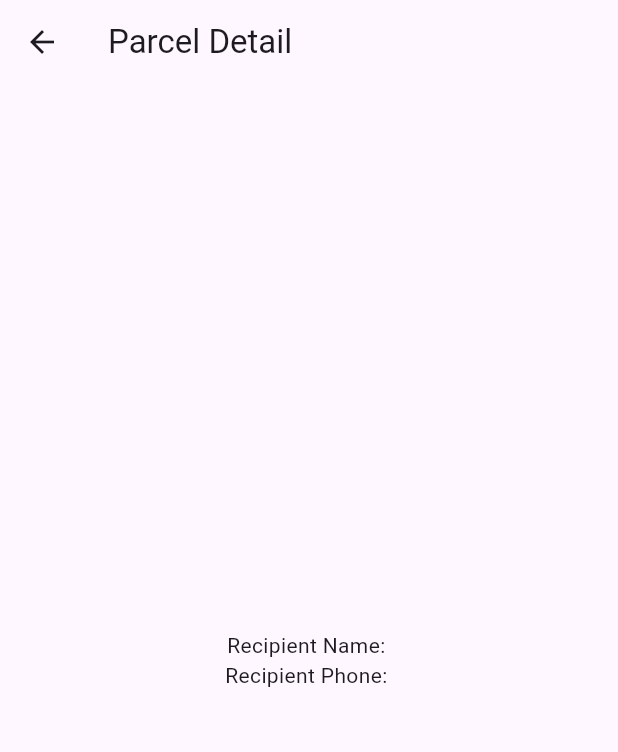
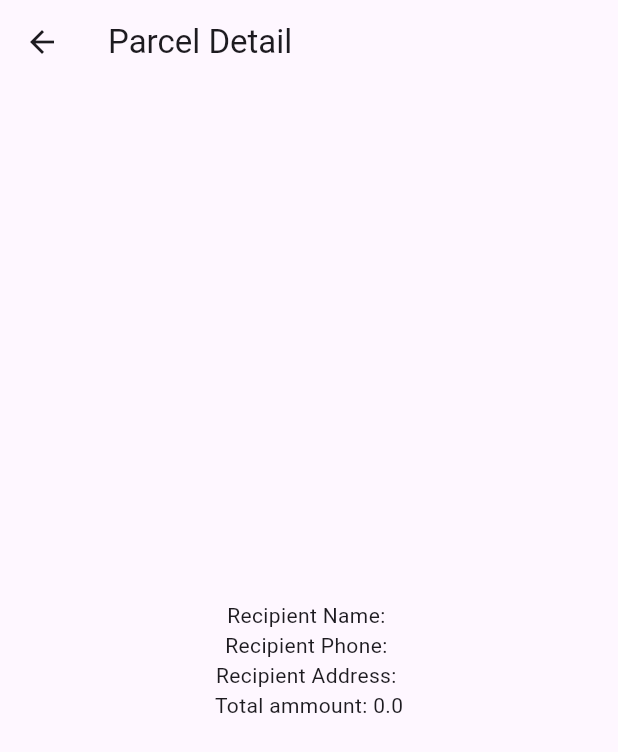
Before and after one commit to massumm/flutter_task_ZF, a Flutter app: the ParcelDetailScreen screen opened directly with empty values, on a phone screen of 412 x 824 dp. Shown: the top 752 px of the screen. Run offline on Flutter 3.47's test engine with Material 3 defaults, Android fonts, the phone set to English and light mode, and no system bars; our stand-ins replace get, shared_preferences; accounts and stored records are empty.

Commit message:
Update Parcel_Details.dart

```diff
--- a/lib/ui/Parcel_Details.dart
+++ b/lib/ui/Parcel_Details.dart
@@ -1,5 +1,4 @@
 import 'package:flutter/material.dart';
-
 
 import '../models/Parcel.dart';
 
@@ -20,7 +19,8 @@ class ParcelDetailScreen extends StatelessWidget {
           children: [
             Text('Recipient Name: ${parcel.recipientName}'),
             Text('Recipient Phone: ${parcel.recipientPhone}'),
-            // Add more details here as needed
+            Text('Recipient Address: ${parcel.recipientCity}'),
+            Text('Total ammount: ${parcel.amountToCollect}'),
           ],
         ),
       ),
```
